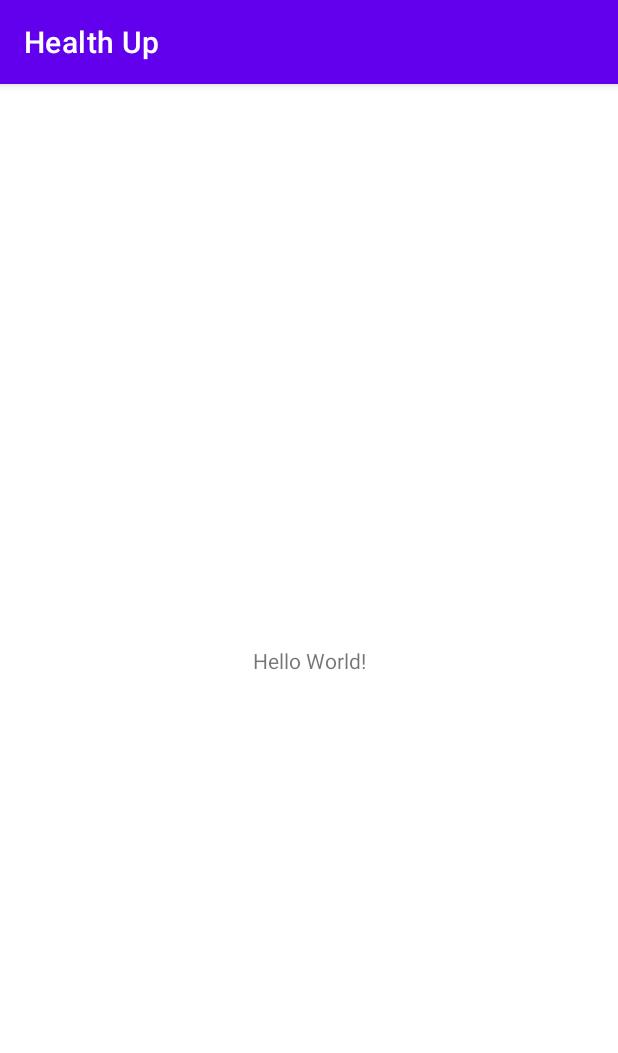
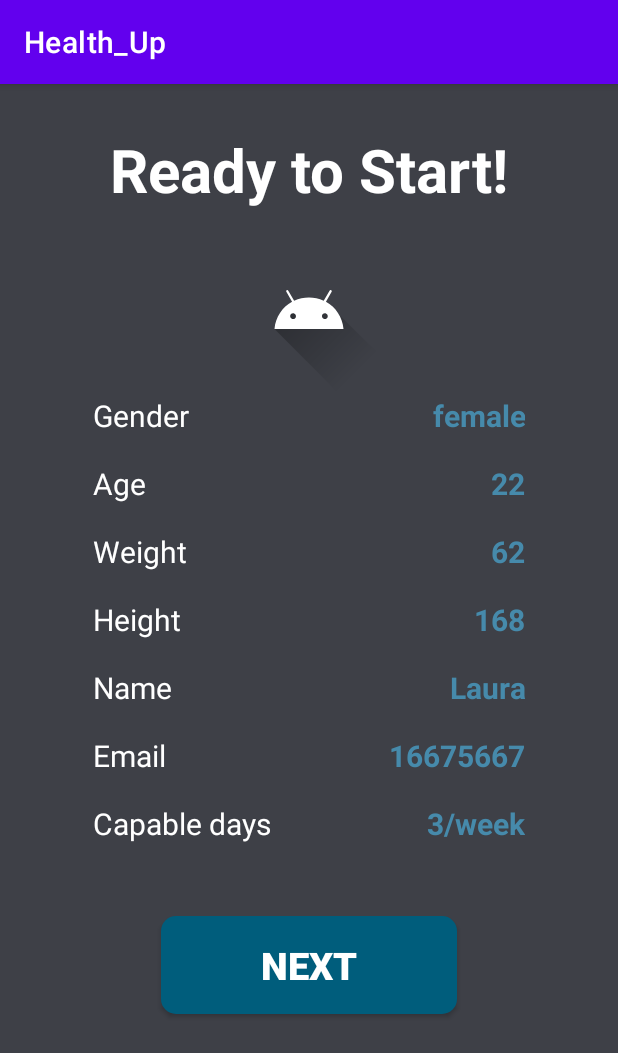
Before and after one commit to JoaquinAyG/Health_Up, an Android app: the screen it shows after launch (MainActivity before the commit, RegisterActivity after it), on a phone screen of 412 x 824 dp. Shown: the top 1053 px of the screen. Run offline under Robolectric (Android 15) with nearby library versions, the phone set to English and light mode, and no system bars.

Commit message:
finish_check

```diff
--- a/app/src/main/AndroidManifest.xml
+++ b/app/src/main/AndroidManifest.xml
@@ -7,13 +7,13 @@
         android:dataExtractionRules="@xml/data_extraction_rules"
         android:fullBackupContent="@xml/backup_rules"
         android:icon="@mipmap/ic_launcher"
-        android:label="@string/app_name"
+        android:label="@string/health_up"
         android:roundIcon="@mipmap/ic_launcher_round"
         android:supportsRtl="true"
         android:theme="@style/Theme.HealthUp"
         tools:targetApi="31">
         <activity
-            android:name=".MainActivity"
+            android:name=".RegisterActivity"
             android:exported="true">
             <intent-filter>
                 <action android:name="android.intent.action.MAIN" />
--- a/app/src/main/java/study/project/MainActivity.java
+++ b/app/src/main/java/study/project/activities/RegisterActivity.java
@@ -1,15 +1,17 @@
-package study.project;
+package study.project.activities;
 
 import androidx.appcompat.app.AppCompatActivity;
-
 import android.os.Bundle;
 
-public class MainActivity extends AppCompatActivity {
+
+public class RegisterActivity extends AppCompatActivity {
+
 
     @Override
     protected void onCreate(Bundle savedInstanceState) {
         super.onCreate(savedInstanceState);
-        setContentView(R.layout.activity_main);
+        setContentView(R.layout.activity_register);
+
 
     }
 }
--- /dev/null
+++ b/app/src/main/res/drawable/arrow_back.xml
@@ -0,0 +1,5 @@
+<vector android:autoMirrored="true" android:height="24dp"
+    android:tint="#000000" android:viewportHeight="24"
+    android:viewportWidth="24" android:width="24dp" xmlns:android="http://schemas.android.com/apk/res/android">
+    <path android:fillColor="@android:color/white" android:pathData="M11.67,3.87L9.9,2.1 0,12l9.9,9.9 1.77,-1.77L3.54,12z"/>
+</vector>
--- /dev/null
+++ b/app/src/main/res/drawable/rounded_button.xml
@@ -0,0 +1,5 @@
+<?xml version="1.0" encoding="utf-8"?>
+<shape xmlns:android="http://schemas.android.com/apk/res/android">
+    <corners android:radius="10dp"/>
+    <solid android:color="@color/secondary"/>
+</shape>
--- a/app/src/main/res/layout/activity_main.xml
+++ /dev/null
@@ -1,18 +0,0 @@
-<?xml version="1.0" encoding="utf-8"?>
-<androidx.constraintlayout.widget.ConstraintLayout xmlns:android="http://schemas.android.com/apk/res/android"
-    xmlns:app="http://schemas.android.com/apk/res-auto"
-    xmlns:tools="http://schemas.android.com/tools"
-    android:layout_width="match_parent"
-    android:layout_height="match_parent"
-    tools:context=".MainActivity">
-
-    <TextView
-        android:layout_width="wrap_content"
-        android:layout_height="wrap_content"
-        android:text="Hello World!"
-        app:layout_constraintBottom_toBottomOf="parent"
-        app:layout_constraintEnd_toEndOf="parent"
-        app:layout_constraintStart_toStartOf="parent"
-        app:layout_constraintTop_toTopOf="parent" />
-
-</androidx.constraintlayout.widget.ConstraintLayout>
--- /dev/null
+++ b/app/src/main/res/layout/activity_register.xml
@@ -0,0 +1,208 @@
+<?xml version="1.0" encoding="utf-8"?>
+<androidx.constraintlayout.widget.ConstraintLayout
+    xmlns:android="http://schemas.android.com/apk/res/android"
+    xmlns:app="http://schemas.android.com/apk/res-auto"
+    xmlns:tools="http://schemas.android.com/tools"
+    android:layout_width="match_parent"
+    android:layout_height="match_parent"
+    android:background="@color/primary2"
+    tools:context="study.project.activities.RegisterActivity">
+
+    <androidx.constraintlayout.widget.Guideline
+        android:id="@+id/leftGuide"
+        android:layout_width="match_parent"
+        android:layout_height="match_parent"
+        android:orientation="vertical"
+        app:layout_constraintGuide_percent="0.151"/>
+    <androidx.constraintlayout.widget.Guideline
+        android:id="@+id/rightGuide"
+        android:layout_width="match_parent"
+        android:layout_height="match_parent"
+        android:orientation="vertical"
+        app:layout_constraintGuide_percent="0.849"/>
+
+
+    <TextView
+        android:id="@+id/Ready"
+        android:layout_width="wrap_content"
+        android:layout_height="wrap_content"
+        android:text="@string/ready"
+        android:textSize="40dp"
+        android:textColor="@color/white"
+        android:textStyle="bold"
+        android:layout_marginTop="30dp"
+        app:layout_constraintTop_toTopOf="parent"
+        app:layout_constraintStart_toStartOf="@id/leftGuide"
+        app:layout_constraintEnd_toStartOf="@id/rightGuide"/>
+
+    <ImageView
+        android:id="@+id/imagen"
+        android:layout_width="wrap_content"
+        android:layout_height="wrap_content"
+        android:layout_marginVertical="15dp"
+        android:src="@drawable/ic_launcher_foreground"
+        app:layout_constraintStart_toStartOf="@id/leftGuide"
+        app:layout_constraintEnd_toStartOf="@id/rightGuide"
+        app:layout_constraintTop_toBottomOf="@id/Ready"/>
+
+    <!--Gender-->
+    <TextView
+        android:id="@+id/gender"
+        android:layout_width="0dp"
+        android:layout_height="45dp"
+        android:text="@string/gender"
+        app:layout_constraintTop_toBottomOf="@id/imagen"
+        app:layout_constraintStart_toStartOf="@id/leftGuide"
+        app:layout_constraintEnd_toStartOf="@id/edit_gender"
+        style="@style/txview"/>
+    <TextView
+        android:id="@+id/edit_gender"
+        android:layout_width="0dp"
+        android:layout_height="45dp"
+        android:text="female"
+        app:layout_constraintTop_toBottomOf="@id/imagen"
+        app:layout_constraintStart_toEndOf="@id/gender"
+        app:layout_constraintEnd_toStartOf="@id/rightGuide"
+        style="@style/edtext"
+        android:autofillHints="" />
+
+    <!--Age-->
+    <TextView
+        android:id="@+id/age"
+        android:layout_width="0dp"
+        android:layout_height="45dp"
+        android:text="@string/age"
+        app:layout_constraintTop_toBottomOf="@id/gender"
+        app:layout_constraintStart_toStartOf="@id/leftGuide"
+        app:layout_constraintEnd_toStartOf="@id/edit_gender"
+        style="@style/txview"/>
+    <TextView
+        android:id="@+id/edit_age"
+        android:inputType="text"
+        android:layout_width="0dp"
+        android:layout_height="45dp"
+        android:text="22"
+        app:layout_constraintTop_toBottomOf="@id/edit_gender"
+        app:layout_constraintStart_toEndOf="@id/age"
+        app:layout_constraintEnd_toStartOf="@id/rightGuide"
+        style="@style/edtext"/>
+
+    <!--Weight-->
+    <TextView
+        android:id="@+id/weight"
+        android:layout_width="0dp"
+        android:layout_height="45dp"
+        android:text="@string/weight"
+        app:layout_constraintTop_toBottomOf="@id/age"
+        app:layout_constraintStart_toStartOf="@id/leftGuide"
+        app:layout_constraintEnd_toStartOf="@id/edit_weight"
+        style="@style/txview"/>
+    <TextView
+        android:id="@+id/edit_weight"
+        android:layout_width="0dp"
+        android:layout_height="45dp"
+        android:text="62"
+        app:layout_constraintTop_toBottomOf="@id/edit_age"
+        app:layout_constraintStart_toEndOf="@id/age"
+        app:layout_constraintEnd_toStartOf="@id/rightGuide"
+        style="@style/edtext"/>
+
+    <!--Height-->
+    <TextView
+        android:id="@+id/height"
+        android:layout_width="0dp"
+        android:layout_height="45dp"
+        android:text="@string/height"
+        app:layout_constraintTop_toBottomOf="@id/weight"
+        app:layout_constraintStart_toStartOf="@id/leftGuide"
+        app:layout_constraintEnd_toStartOf="@id/edit_height"
+        style="@style/txview"/>
+    <TextView
+        android:id="@+id/edit_height"
+        android:layout_width="0dp"
+        android:layout_height="45dp"
+        android:text="168"
+        app:layout_constraintTop_toBottomOf="@id/edit_weight"
+        app:layout_constraintStart_toEndOf="@id/height"
+        app:layout_constraintEnd_toStartOf="@id/rightGuide"
+        style="@style/edtext"/>
+
+    <!--Name-->
+    <TextView
+        android:id="@+id/name"
+        android:layout_width="0dp"
+        android:layout_height="45dp"
+        android:text="@string/name"
+        app:layout_constraintTop_toBottomOf="@id/height"
+        app:layout_constraintStart_toStartOf="@id/leftGuide"
+        app:layout_constraintEnd_toStartOf="@id/edit_name"
+        style="@style/txview"/>
+    <TextView
+        android:id="@+id/edit_name"
+        android:layout_width="0dp"
+        android:layout_height="45dp"
+        android:text="Laura"
+        app:layout_constraintTop_toBottomOf="@id/edit_height"
+        app:layout_constraintStart_toEndOf="@id/name"
+        app:layout_constraintEnd_toStartOf="@id/rightGuide"
+        style="@style/edtext"/>
+
+    <!--Email-->
+    <TextView
+        android:id="@+id/email"
+        android:layout_width="0dp"
+        android:layout_height="45dp"
+        android:text="@string/email"
+        app:layout_constraintTop_toBottomOf="@id/name"
+        app:layout_constraintStart_toStartOf="@id/leftGuide"
+        app:layout_constraintEnd_toStartOf="@id/edit_name"
+        style="@style/txview"/>
+    <TextView
+        android:id="@+id/edit_email"
+        android:layout_width="0dp"
+        android:layout_height="45dp"
+        android:text="16675667"
+        app:layout_constraintTop_toBottomOf="@id/edit_name"
+        app:layout_constraintStart_toEndOf="@id/email"
+        app:layout_constraintEnd_toStartOf="@id/rightGuide"
+        style="@style/edtext"/>
+
+    <!--Capable days-->
+    <TextView
+        android:id="@+id/days"
+        android:layout_width="0dp"
+        android:layout_height="45dp"
+        android:text="@string/days"
+        app:layout_constraintTop_toBottomOf="@id/email"
+        app:layout_constraintStart_toStartOf="@id/leftGuide"
+        app:layout_constraintEnd_toStartOf="@id/edit_days"
+        style="@style/txview"/>
+    <TextView
+        android:id="@+id/edit_days"
+        android:layout_width="0dp"
+        android:layout_height="45dp"
+        android:text="3/week"
+        app:layout_constraintTop_toBottomOf="@id/edit_email"
+        app:layout_constraintStart_toEndOf="@id/email"
+        app:layout_constraintEnd_toStartOf="@id/rightGuide"
+        style="@style/edtext" />
+
+    <android.widget.Button
+        android:id="@+id/CreateAcc"
+        android:layout_width="0dp"
+        android:layout_height="65dp"
+        android:layout_marginTop="30dp"
+        android:layout_marginHorizontal="45dp"
+        android:background="@drawable/rounded_button"
+        android:text="@string/next"
+        android:gravity="center"
+        android:textColor="@color/white"
+        android:textStyle="bold"
+        android:textSize="25dp"
+        app:layout_constraintTop_toBottomOf="@+id/days"
+        app:layout_constraintStart_toEndOf="@id/leftGuide"
+        app:layout_constraintEnd_toStartOf="@id/rightGuide"
+
+        />
+
+</androidx.constraintlayout.widget.ConstraintLayout>
--- a/app/src/main/res/values-night/themes.xml
+++ b/app/src/main/res/values-night/themes.xml
@@ -10,7 +10,7 @@
         <item name="colorSecondaryVariant">@color/teal_200</item>
         <item name="colorOnSecondary">@color/black</item>
         <!-- Status bar color. -->
-        <item name="android:statusBarColor">?attr/colorPrimaryVariant</item>
+        <item name="android:statusBarColor">@color/primary</item>
         <!-- Customize your theme here. -->
     </style>
 </resources>
--- a/app/src/main/res/values/colors.xml
+++ b/app/src/main/res/values/colors.xml
@@ -7,4 +7,9 @@
     <color name="teal_700">#FF018786</color>
     <color name="black">#FF000000</color>
     <color name="white">#FFFFFFFF</color>
+    <color name="primary">#181a20</color>
+    <color name="primary2">#3e4047</color>
+   <color name="secondary">#005d7c</color>
+    <color name="secondary_letter">#468AAB</color>
+
 </resources>
--- a/app/src/main/res/values/strings.xml
+++ b/app/src/main/res/values/strings.xml
@@ -1,3 +1,13 @@
 <resources>
-    <string name="app_name">Health Up</string>
+    <string name="ready">Ready to Start!</string>
+    <string name="gender">Gender</string>
+    <string name="username">Username</string>
+    <string name="email">Email</string>
+    <string name="age">Age</string>
+    <string name="height">Height</string>
+    <string name="weight">Weight</string>
+    <string name="name">Name</string>
+    <string name="days">Capable days</string>
+    <string name="next">NEXT</string>
+    <string name="health_up">Health_Up</string>
 </resources>
--- /dev/null
+++ b/app/src/main/res/values/styles.xml
@@ -0,0 +1,15 @@
+<?xml version="1.0" encoding="utf-8"?>
+<resources>
+    <style name="txview" parent="Theme.AppCompat.NoActionBar">
+        <item name="android:textColor">@color/white</item>
+        <item name="android:textSize">20dp</item>
+    </style>
+
+    <style name="edtext" parent="Theme.AppCompat.NoActionBar">
+        <item name="android:textColor">@color/secondary_letter</item>
+        <item name="android:textSize">20dp</item>
+        <item name="android:gravity">end</item>
+        <item name="android:textStyle">bold</item>
+    </style>
+
+</resources>
--- a/app/src/main/res/values/themes.xml
+++ b/app/src/main/res/values/themes.xml
@@ -10,7 +10,7 @@
         <item name="colorSecondaryVariant">@color/teal_700</item>
         <item name="colorOnSecondary">@color/black</item>
         <!-- Status bar color. -->
-        <item name="android:statusBarColor">?attr/colorPrimaryVariant</item>
+        <item name="android:statusBarColor">@color/primary</item>
         <!-- Customize your theme here. -->
     </style>
 </resources>
--- a/build.gradle
+++ b/build.gradle
@@ -1,5 +1,5 @@
 // Top-level build file where you can add configuration options common to all sub-projects/modules.
 plugins {
-    id 'com.android.application' version '7.2.2' apply false
-    id 'com.android.library' version '7.2.2' apply false
+    id 'com.android.application' version '7.3.0' apply false
+    id 'com.android.library' version '7.3.0' apply false
 }
```
Also changed, not shown: app/build.gradle (+6 -6 lines).
